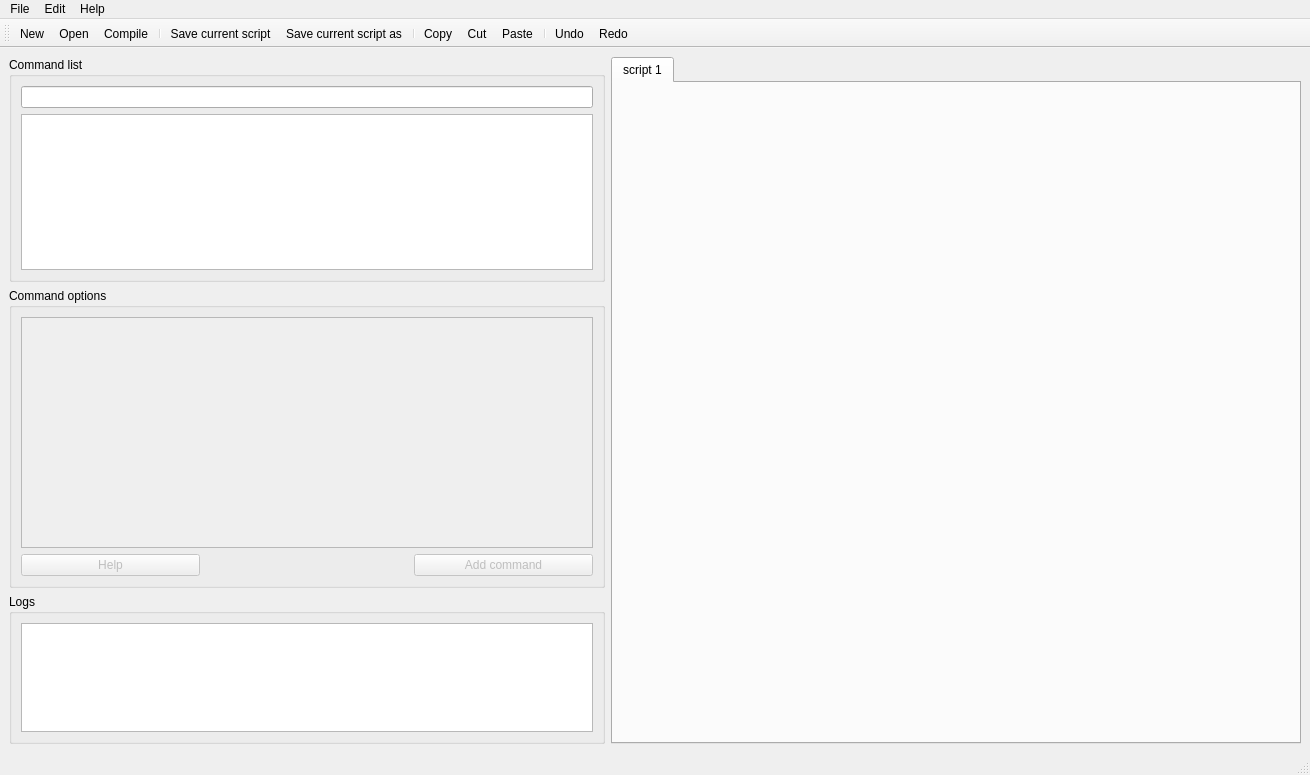
Qt form app/mainwindow.ui (JaySi98/GuiGnuplot) before a commit.
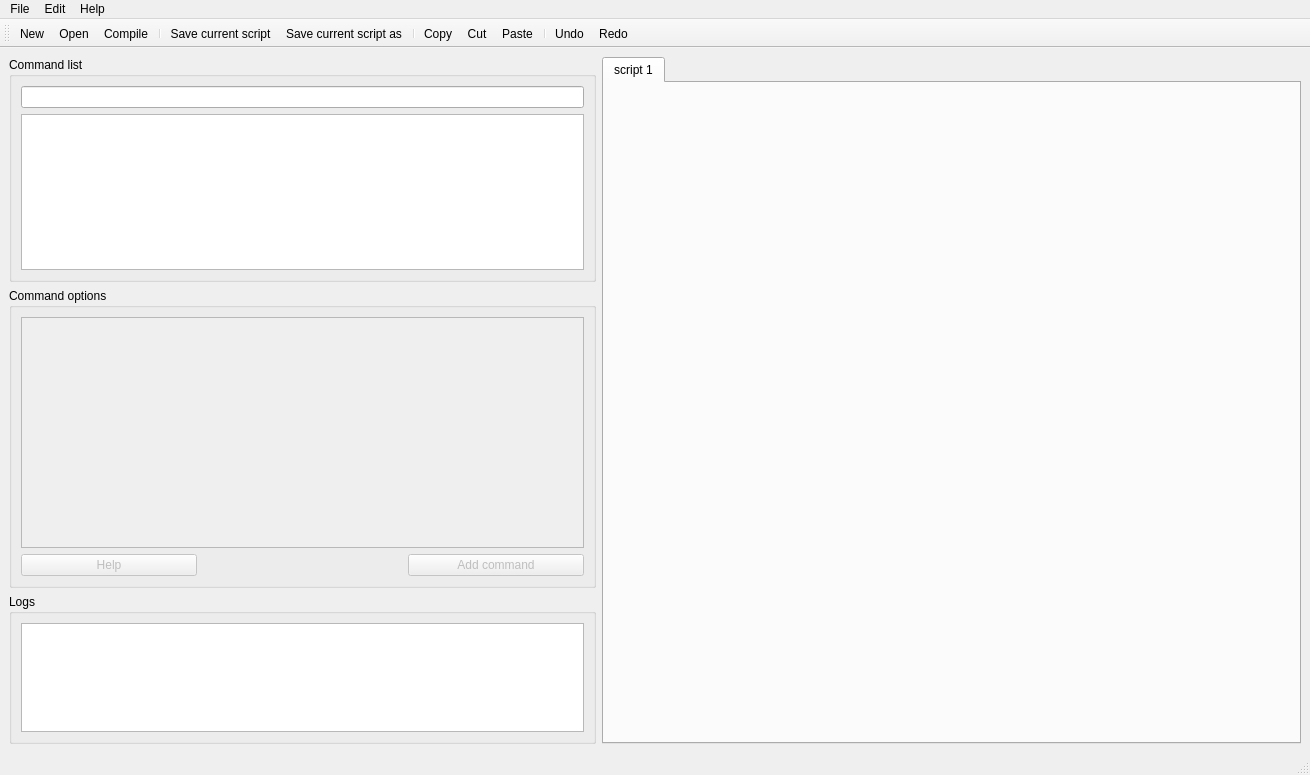
The same form after that commit. Icons and pictures are not drawn.

The edit to the form file:
```diff
--- a/app/mainwindow.ui
+++ b/app/mainwindow.ui
@@ -14,23 +14,11 @@
    </rect>
   </property>
   <property name="sizePolicy">
-   <sizepolicy hsizetype="Maximum" vsizetype="Maximum">
+   <sizepolicy hsizetype="Preferred" vsizetype="Preferred">
     <horstretch>0</horstretch>
     <verstretch>0</verstretch>
    </sizepolicy>
   </property>
-  <property name="minimumSize">
-   <size>
-    <width>1310</width>
-    <height>775</height>
-   </size>
-  </property>
-  <property name="maximumSize">
-   <size>
-    <width>1310</width>
-    <height>775</height>
-   </size>
-  </property>
   <property name="windowTitle">
    <string>Qt gnuplot</string>
   </property>
@@ -42,6 +30,12 @@
        <layout class="QVBoxLayout" name="verticalLayout_5" stretch="3,4,2">
         <item>
          <widget class="QGroupBox" name="groupBox_list">
+          <property name="maximumSize">
+           <size>
+            <width>587</width>
+            <height>16777215</height>
+           </size>
+          </property>
           <property name="title">
            <string>Command list</string>
           </property>
@@ -57,10 +51,25 @@
         </item>
         <item>
          <widget class="QGroupBox" name="groupBox_options">
+          <property name="maximumSize">
+           <size>
+            <width>587</width>
+            <height>16777215</height>
+           </size>
+          </property>
+          <property name="sizeIncrement">
+           <size>
+            <width>0</width>
+            <height>0</height>
+           </size>
+          </property>
           <property name="title">
            <string>Command options</string>
           </property>
           <layout class="QVBoxLayout" name="verticalLayout_4">
+           <property name="sizeConstraint">
+            <enum>QLayout::SetDefaultConstraint</enum>
+           </property>
            <item>
             <widget class="QScrollArea" name="scrollArea_params">
              <property name="widgetResizable">
@@ -71,8 +80,8 @@
                <rect>
                 <x>0</x>
                 <y>0</y>
-                <width>561</width>
-                <height>207</height>
+                <width>557</width>
+                <height>202</height>
                </rect>
               </property>
              </widget>
@@ -120,6 +129,12 @@
         </item>
         <item>
          <widget class="QGroupBox" name="groupBox_logs">
+          <property name="maximumSize">
+           <size>
+            <width>587</width>
+            <height>16777215</height>
+           </size>
+          </property>
           <property name="title">
            <string>Logs</string>
           </property>
```
Left out of the diff: 7 changed lines with no effect on the pictures.
